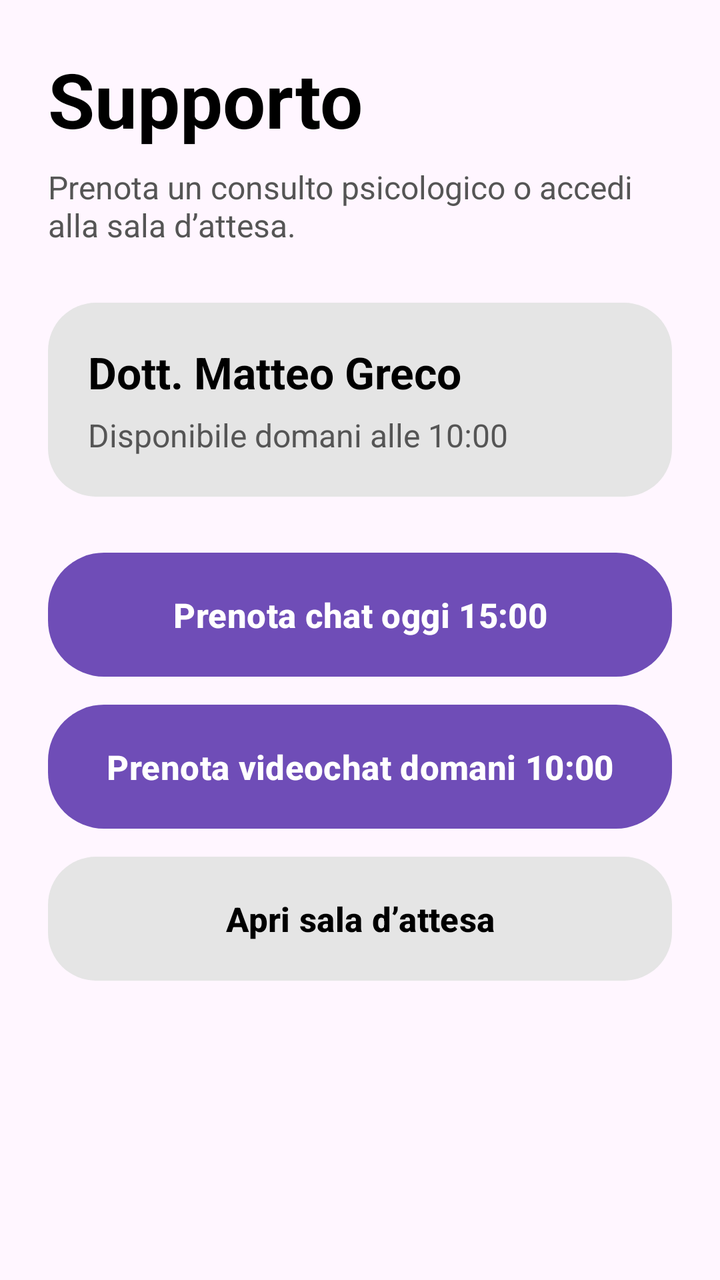
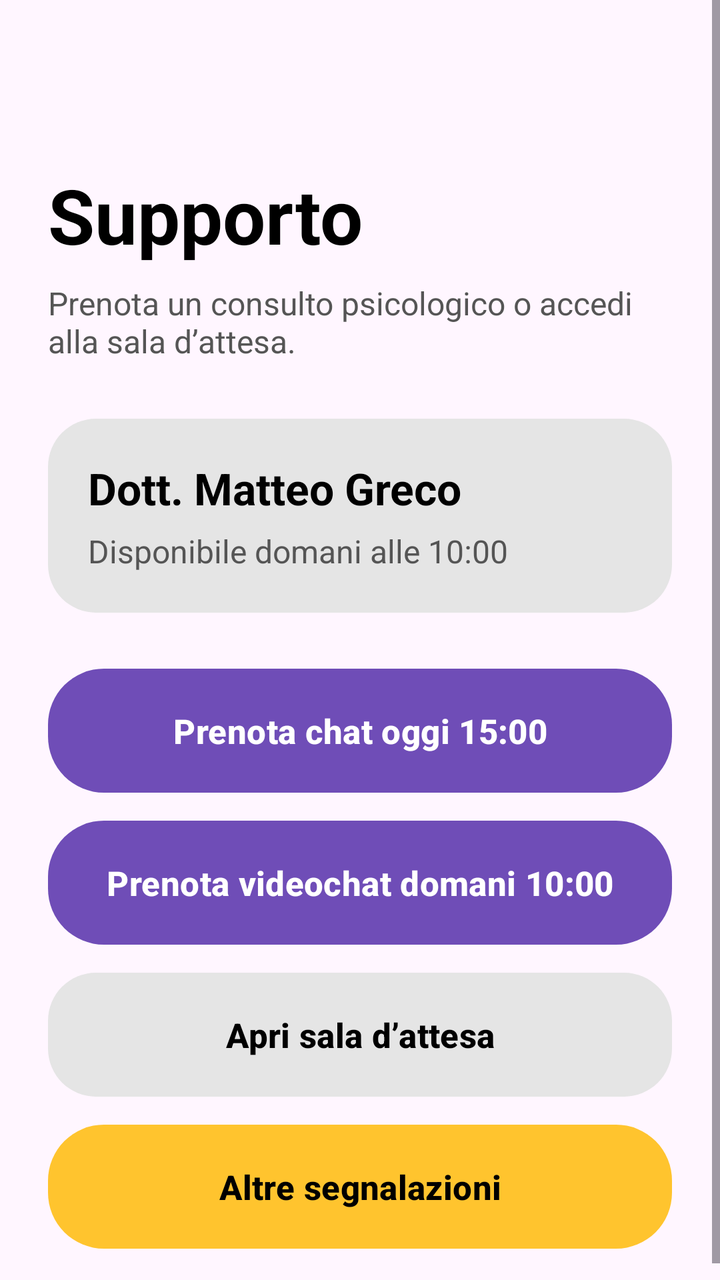

Before-and-after screenshots of an Android layout around one commit, followed by the original layout XML and the change that was made.
<!-- AndroidManifest.xml: application theme Theme.ShieldUp -->
<!-- res/layout/fragment_support.xml -->
<?xml version="1.0" encoding="utf-8"?>
<ScrollView xmlns:android="http://schemas.android.com/apk/res/android"
    xmlns:app="http://schemas.android.com/apk/res-auto"
    android:layout_width="match_parent"
    android:layout_height="match_parent"
    android:background="@color/shield_light_bg"
    android:fillViewport="true">

    <LinearLayout
        android:layout_width="match_parent"
        android:layout_height="wrap_content"
        android:orientation="vertical"
        android:padding="24dp">

        <TextView
            android:layout_width="match_parent"
            android:layout_height="wrap_content"
            android:text="Supporto"
            android:textColor="@color/black"
            android:textSize="38sp"
            android:textStyle="bold" />

        <TextView
            android:layout_width="match_parent"
            android:layout_height="wrap_content"
            android:layout_marginTop="8dp"
            android:text="Prenota un consulto psicologico o accedi alla sala d’attesa."
            android:textColor="#555555"
            android:textSize="16sp" />

        <LinearLayout
            android:layout_width="match_parent"
            android:layout_height="wrap_content"
            android:layout_marginTop="28dp"
            android:background="@drawable/bg_gray_button"
            android:orientation="vertical"
            android:padding="20dp">

            <TextView
                android:layout_width="match_parent"
                android:layout_height="wrap_content"
                android:text="Dott. Matteo Greco"
                android:textColor="@color/black"
                android:textSize="22sp"
                android:textStyle="bold" />

            <TextView
                android:layout_width="match_parent"
                android:layout_height="wrap_content"
                android:layout_marginTop="6dp"
                android:text="Disponibile domani alle 10:00"
                android:textColor="#555555"
                android:textSize="16sp" />

        </LinearLayout>

        <Button
            android:id="@+id/btnBookChat"
            android:layout_width="match_parent"
            android:layout_height="62dp"
            android:layout_marginTop="28dp"
            android:background="@drawable/bg_purple_button"
            android:text="Prenota chat oggi 15:00"
            android:textColor="@color/white"
            android:textSize="17sp"
            android:textStyle="bold"
            app:backgroundTint="@null" />

        <Button
            android:id="@+id/btnBookVideo"
            android:layout_width="match_parent"
            android:layout_height="62dp"
            android:layout_marginTop="14dp"
            android:background="@drawable/bg_purple_button"
            android:text="Prenota videochat domani 10:00"
            android:textColor="@color/white"
            android:textSize="17sp"
            android:textStyle="bold"
            app:backgroundTint="@null" />

        <Button
            android:id="@+id/btnWaitingRoom"
            android:layout_width="match_parent"
            android:layout_height="62dp"
            android:layout_marginTop="14dp"
            android:background="@drawable/bg_gray_button"
            android:text="Apri sala d’attesa"
            android:textColor="@color/black"
            android:textSize="17sp"
            android:textStyle="bold"
            app:backgroundTint="@null" />

    </LinearLayout>

</ScrollView>
<!-- resources referenced by this layout -->
<resources>
  <color name="black">#000000</color>
  <color name="shield_light_bg">#FFF6FF</color>
  <color name="white">#FFFFFF</color>
  <!-- drawable bg_gray_button (drawable) -->
  <?xml version="1.0" encoding="utf-8"?>
  <shape xmlns:android="http://schemas.android.com/apk/res/android">
      <solid android:color="@color/soft_gray" />
      <corners android:radius="24dp" />
  </shape>
  <!-- drawable bg_purple_button (drawable) -->
  <?xml version="1.0" encoding="utf-8"?>
  <shape xmlns:android="http://schemas.android.com/apk/res/android">
      <solid android:color="@color/shield_purple" />
      <corners android:radius="28dp" />
  </shape>
  <style name="Theme.ShieldUp" parent="Base.Theme.ShieldUp" />
  <color name="soft_gray">#E5E5E5</color>
  <color name="shield_purple">#6F4DB7</color>
  <style name="Base.Theme.ShieldUp" parent="Theme.Material3.DayNight.NoActionBar">
          
          
      </style>
</resources>

<!-- the commit's change to res/layout/fragment_support.xml (unified diff, before → after) -->
@@ -10,7 +10,10 @@
         android:layout_width="match_parent"
         android:layout_height="wrap_content"
         android:orientation="vertical"
-        android:padding="24dp">
+        android:paddingStart="24dp"
+        android:paddingTop="82dp"
+        android:paddingEnd="24dp"
+        android:paddingBottom="24dp">
 
         <TextView
             android:layout_width="match_parent"
@@ -60,6 +63,7 @@
             android:layout_height="62dp"
             android:layout_marginTop="28dp"
             android:background="@drawable/bg_purple_button"
+            android:gravity="center"
             android:text="Prenota chat oggi 15:00"
             android:textColor="@color/white"
             android:textSize="17sp"
@@ -72,6 +76,7 @@
             android:layout_height="62dp"
             android:layout_marginTop="14dp"
             android:background="@drawable/bg_purple_button"
+            android:gravity="center"
             android:text="Prenota videochat domani 10:00"
             android:textColor="@color/white"
             android:textSize="17sp"
@@ -84,7 +89,21 @@
             android:layout_height="62dp"
             android:layout_marginTop="14dp"
             android:background="@drawable/bg_gray_button"
+            android:gravity="center"
             android:text="Apri sala d’attesa"
+            android:textColor="@color/black"
+            android:textSize="17sp"
+            android:textStyle="bold"
+            app:backgroundTint="@null" />
+
+        <Button
+            android:id="@+id/btnOtherReports"
+            android:layout_width="match_parent"
+            android:layout_height="62dp"
+            android:layout_marginTop="14dp"
+            android:background="@drawable/bg_yellow_button"
+            android:gravity="center"
+            android:text="Altre segnalazioni"
             android:textColor="@color/black"
             android:textSize="17sp"
             android:textStyle="bold"
<!-- resource entries referenced after the edit -->
@@ -15,9 +15,16 @@
       <solid android:color="@color/shield_purple" />
       <corners android:radius="28dp" />
   </shape>
+  <!-- drawable bg_yellow_button (drawable) -->
+  <?xml version="1.0" encoding="utf-8"?>
+  <shape xmlns:android="http://schemas.android.com/apk/res/android">
+      <solid android:color="@color/warning_yellow" />
+      <corners android:radius="28dp" />
+  </shape>
   <style name="Theme.ShieldUp" parent="Base.Theme.ShieldUp" />
   <color name="soft_gray">#E5E5E5</color>
   <color name="shield_purple">#6F4DB7</color>
+  <color name="warning_yellow">#FFC42E</color>
   <style name="Base.Theme.ShieldUp" parent="Theme.Material3.DayNight.NoActionBar">
           
           
